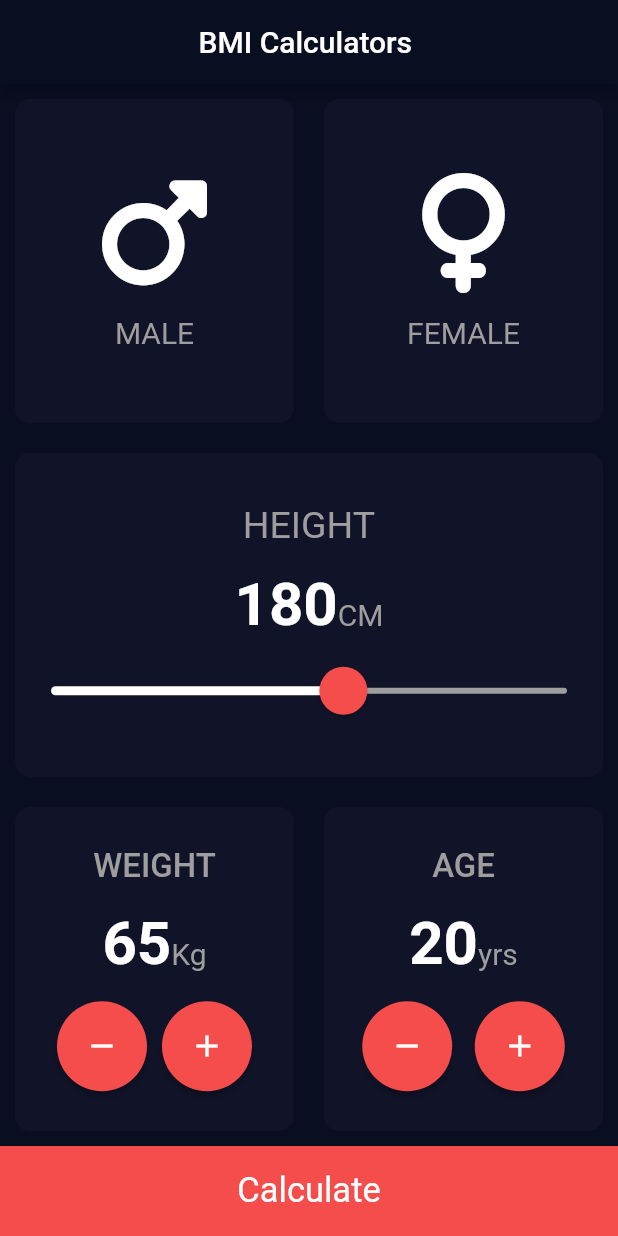
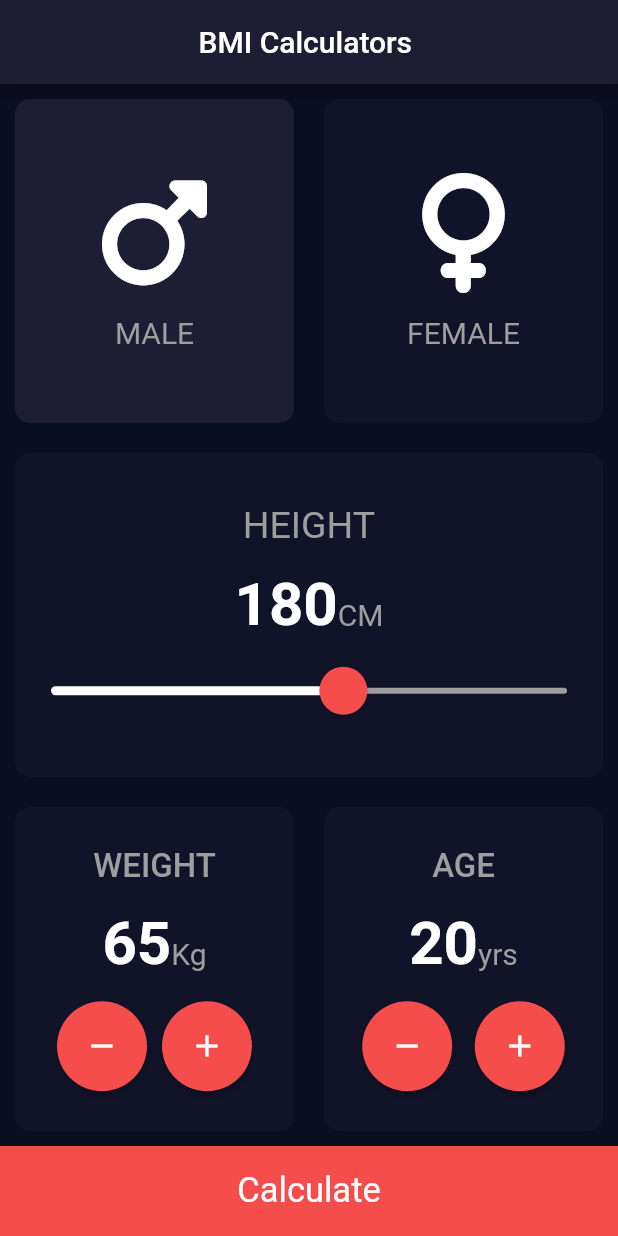
Before and after one commit to Miirshe/BMI_Calculator, a Flutter app: the screen it shows after launch, on a phone screen of 412 x 824 dp. Run offline on Flutter 3.47's test engine with Material 2 defaults, Android fonts, the phone set to English and light mode, and no system bars; our stand-ins replace font_awesome_flutter; missing offline and left inert: dart:ffi.

```diff
--- a/lib/screens/home.dart
+++ b/lib/screens/home.dart
@@ -1,8 +1,14 @@
+import 'dart:ffi';
+import 'dart:math';
 import 'package:bmi_calculator/constants.dart';
+import 'package:bmi_calculator/screens/result_screen.dart';
+import 'package:bmi_calculator/widgets/custom_button.dart';
 import 'package:flutter/material.dart';
 import 'package:font_awesome_flutter/font_awesome_flutter.dart';
 import 'package:bmi_calculator/widgets/widgets.dart';
-
+enum Gender {
+  male , female
+}
 class HomeScreen extends StatefulWidget {
   @override
   State<HomeScreen> createState() => _HomeScreenState();
@@ -12,11 +18,18 @@ class _HomeScreenState extends State<HomeScreen> {
   double height_value = 180;
   int weight_value = 65;
   int age_value = 20;
+  Gender selectedGender = Gender.male;
+  void _goNextResultPage(){
+    double _result = weight_value/pow(height_value/100, 2);
+    Navigator.push(context, MaterialPageRoute(builder: (context){
+      return ResultScreen(result: _result,);
+    }));
+  }
   @override
   Widget build(BuildContext context) {
     return Scaffold(
       appBar: AppBar(
-          backgroundColor: Color(0xff0a0e21),
+          backgroundColor: kActiveCardColour,
           title: Center(child: Text('BMI Calculators ')),
           centerTitle: true),
       body: Column(mainAxisAlignment: MainAxisAlignment.start, children: [
@@ -25,6 +38,12 @@ class _HomeScreenState extends State<HomeScreen> {
           children: [
             Expanded(
                 child: ResuableCard(
+                selected: selectedGender == Gender.male ? true : false,
+                onPressed: () {
+                  setState(() {
+                    selectedGender = Gender.male;
+                  });
+                },
               child: IconContent(
                 iconData: FontAwesomeIcons.mars,
                 title: 'MALE',
@@ -32,6 +51,12 @@ class _HomeScreenState extends State<HomeScreen> {
             )),
             Expanded(
                 child: ResuableCard(
+                  selected: selectedGender == Gender.female ? true : false,
+                  onPressed: () {
+                    setState(() {
+                      selectedGender = Gender.female;
+                    });
+                  },
               child: IconContent(
                 iconData: FontAwesomeIcons.venus,
                 title: 'FEMALE',
@@ -192,17 +217,7 @@ class _HomeScreenState extends State<HomeScreen> {
             ))
           ],
         )),
-        RawMaterialButton(
-          onPressed: () => {},
-          child: Text(
-            'Calculate',
-            style: TextStyle(
-                fontSize: 23, fontWeight: FontWeight.w400, color: Colors.white),
-          ),
-          fillColor: kBottomContainerColour,
-          constraints:
-              BoxConstraints.tightFor(width: double.infinity, height: 60),
-        )
+        CustomButton(onPressed: _goNextResultPage, title: 'Calculate')
       ]),
     );
   }
--- /dev/null
+++ b/lib/widgets/custom_button.dart
@@ -0,0 +1,21 @@
+import 'package:bmi_calculator/constants.dart';
+import 'package:flutter/material.dart';
+
+class CustomButton extends StatelessWidget{
+  final Function()? onPressed;
+  final String title;
+  CustomButton({required this.onPressed,required this.title});
+  Widget build(BuildContext context){
+    return  RawMaterialButton(
+          onPressed: () => onPressed,
+          child: Text(
+            title,
+            style: TextStyle(
+                fontSize: 23, fontWeight: FontWeight.w400, color: Colors.white),
+          ),
+          fillColor: kBottomContainerColour,
+          constraints:
+              BoxConstraints.tightFor(width: double.infinity, height: 60),
+        );
+  }
+}
--- a/lib/widgets/resuable_card.dart
+++ b/lib/widgets/resuable_card.dart
@@ -3,15 +3,20 @@ import '../constants.dart';
 
 class ResuableCard extends StatelessWidget {
   final Widget? child;
-  ResuableCard({this.child});
+  final bool? selected;
+  final void Function()? onPressed;
+  ResuableCard({this.child,this.selected,this.onPressed});
   @override
   Widget build(BuildContext context) {
-    return Container(
-      child: child,
-      margin: EdgeInsets.all(10),
-      decoration: BoxDecoration(
-        borderRadius: BorderRadius.circular(10),
-        color: kInactiveCardColour
+    return GestureDetector(
+      onTap: onPressed,
+      child: Container(
+        child: child,
+        margin: EdgeInsets.all(10),
+        decoration: BoxDecoration(
+          borderRadius: BorderRadius.circular(10),
+          color: selected == true ? kActiveCardColour : kInactiveCardColour
+        ),
       ),
     );
   }
```
Also changed, not shown: lib/screens/result_screen.dart (added, +46 -0 lines).
